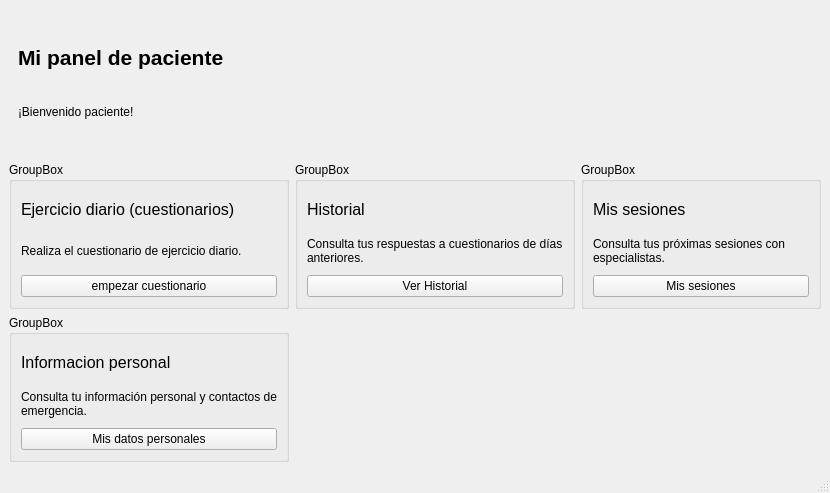
First picture: the form in src/vista/ui/paciente/paciente_dashboard.ui, repository mbatla00/cediza_IS, before the edit.
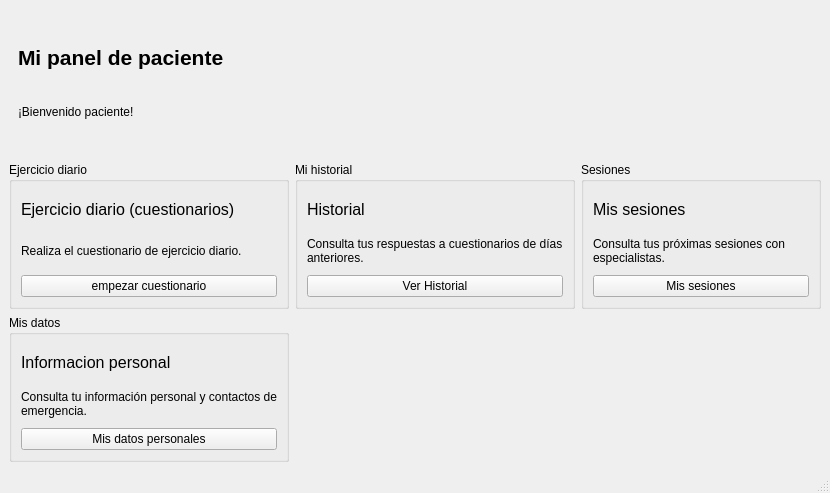
Second picture: the form after the edit.

Commit message: revision de vistas paciente

```diff
--- a/src/vista/ui/paciente/paciente_dashboard.ui
+++ b/src/vista/ui/paciente/paciente_dashboard.ui
@@ -18,7 +18,7 @@
     <item row="1" column="0">
      <widget class="QGroupBox" name="box_ejercicio">
       <property name="title">
-       <string>GroupBox</string>
+       <string>Ejercicio diario</string>
       </property>
       <layout class="QVBoxLayout" name="verticalLayout">
        <item>
@@ -56,7 +56,7 @@
     <item row="1" column="1">
      <widget class="QGroupBox" name="box_historial">
       <property name="title">
-       <string>GroupBox</string>
+       <string>Mi historial</string>
       </property>
       <layout class="QVBoxLayout" name="verticalLayout_2">
        <item>
@@ -100,7 +100,7 @@
     <item row="2" column="0">
      <widget class="QGroupBox" name="box_datos">
       <property name="title">
-       <string>GroupBox</string>
+       <string>Mis datos</string>
       </property>
       <layout class="QVBoxLayout" name="verticalLayout_4">
        <item>
@@ -138,7 +138,7 @@
     <item row="1" column="2">
      <widget class="QGroupBox" name="box_sesiones">
       <property name="title">
-       <string>GroupBox</string>
+       <string>Sesiones</string>
       </property>
       <layout class="QVBoxLayout" name="verticalLayout_3">
        <item>
```
The commit also changes 4 other files.
